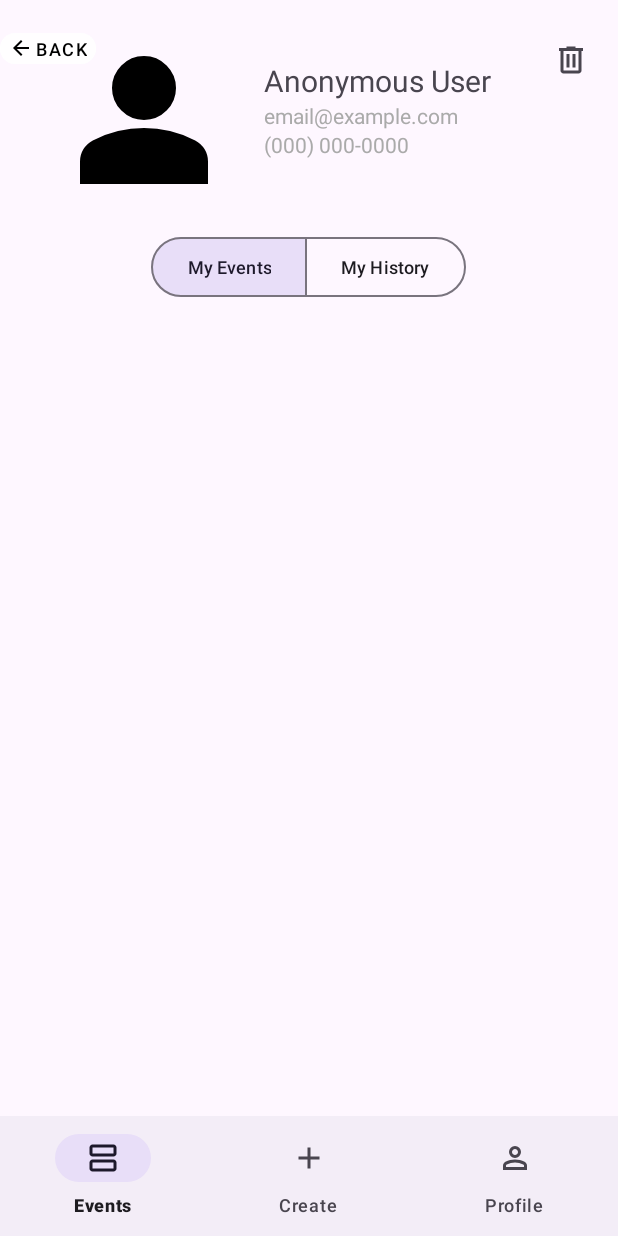
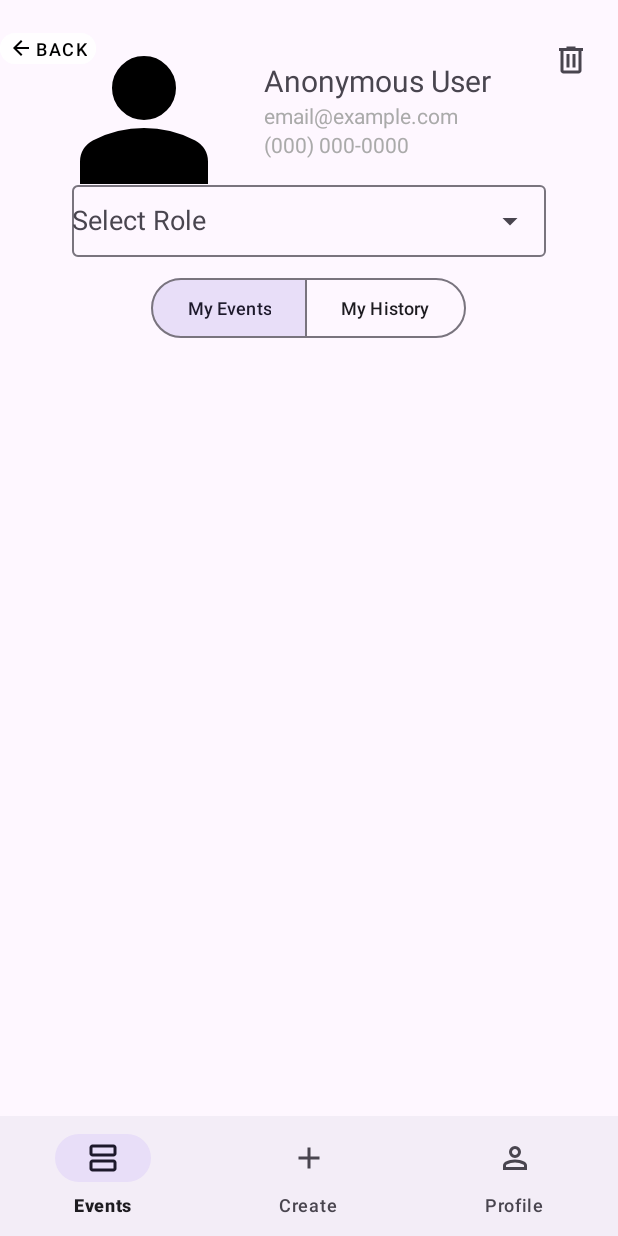
Before and after one commit to CMPUT301F25rocket/rocket-radar, an Android app: the UserFragment screen opened through its navigation route, on a phone screen of 412 x 824 dp. Run offline under Robolectric (Android 15) with nearby library versions, the phone set to English and light mode, and no system bars; our stand-ins replace Firebase (no records; nobody signed in at launch, a user with empty details on screens opened directly), navigation-ui; libraries missing offline, so code that uses them is left out: org.checkerframework.checker; 3 statements that could not run were skipped.

Commit message:
feat: admin ui for role dropdown

```diff
--- a/src/app/src/main/java/com/rocket/radar/admin/UserFragment.java
+++ b/src/app/src/main/java/com/rocket/radar/admin/UserFragment.java
@@ -5,6 +5,7 @@ import android.util.Log;
 import android.view.LayoutInflater;
 import android.view.View;
 import android.view.ViewGroup;
+import android.widget.ArrayAdapter;
 import android.widget.ImageButton;
 import android.widget.TextView;
 import android.widget.Toast;
--- a/src/app/src/main/res/layout/fragment_user.xml
+++ b/src/app/src/main/res/layout/fragment_user.xml
@@ -87,6 +87,28 @@
             android:textSize="14sp"
             android:textColor="@android:color/darker_gray" />
 
+        <com.google.android.material.textfield.TextInputLayout
+            android:id="@+id/role_dropdown_layout"
+            android:layout_width="match_parent"
+            android:layout_height="wrap_content"
+            android:layout_below="@id/profile_phone"
+            android:layout_marginStart="16dp"
+            android:layout_marginEnd="16dp"
+            android:layout_marginTop="12dp"
+            android:paddingStart="32dp"
+            android:paddingEnd="32dp"
+            android:hint="Select Role"
+            app:endIconMode="dropdown_menu">
+
+            <AutoCompleteTextView
+                android:id="@+id/role_dropdown"
+                android:layout_width="match_parent"
+                android:layout_height="wrap_content"
+                android:inputType="none"
+                android:focusable="false"
+                android:clickable="true"/>
+        </com.google.android.material.textfield.TextInputLayout>
+
     </RelativeLayout>
 
     <com.google.android.material.button.MaterialButtonToggleGroup
```
